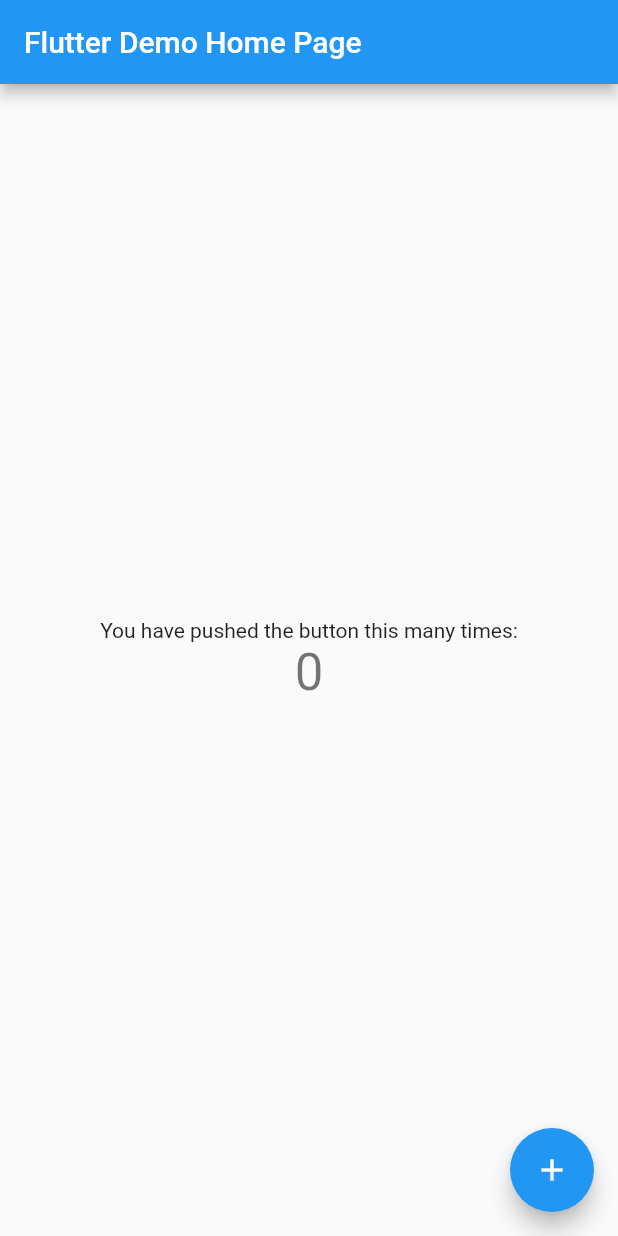
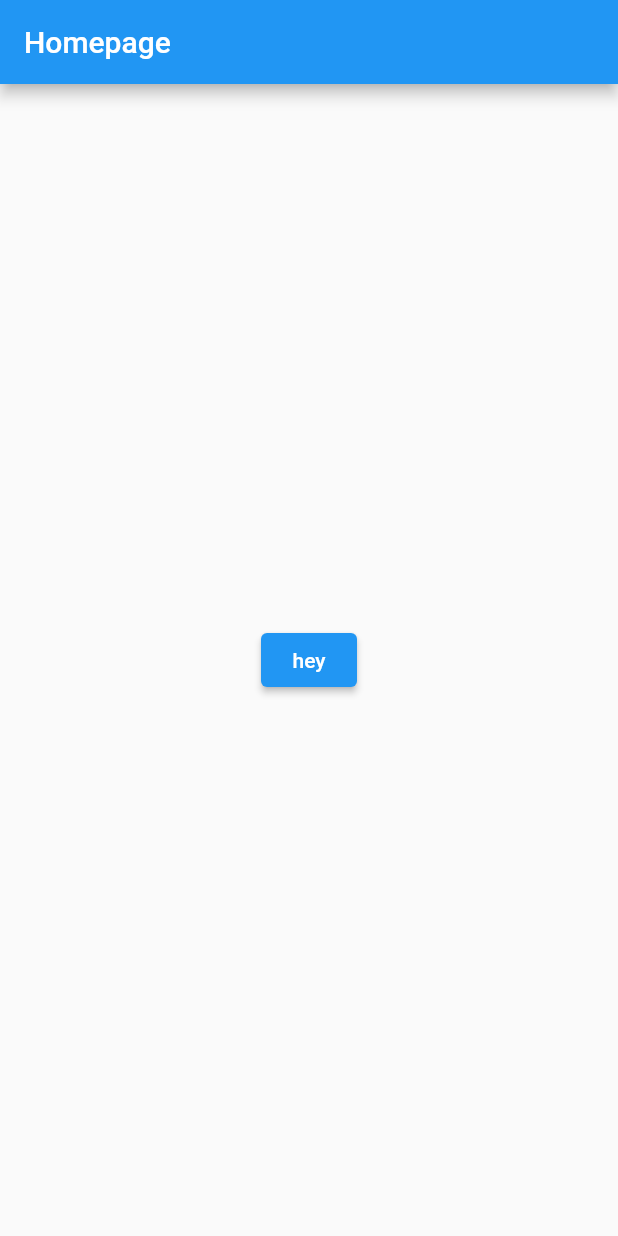
Before and after one commit to kaito2/make-friends-with-flutter, a Flutter app: the screen it shows after launch, on a phone screen of 412 x 824 dp. Run offline on Flutter 3.47's test engine with Material 2 defaults, Android fonts, the phone set to English and light mode, and no system bars; our stand-ins replace go_router.

Commit message:
How to navigate between routes with go_router

```diff
--- a/go_router/codemagic_beginners_guide/lib/main.dart
+++ b/go_router/codemagic_beginners_guide/lib/main.dart
@@ -1,8 +1,22 @@
 import 'package:flutter/material.dart';
+import 'package:go_router/go_router.dart';
 
 void main() {
   runApp(const MyApp());
 }
+
+final GoRouter _router = GoRouter(
+  routes: [
+    GoRoute(
+      path: '/',
+      builder: (context, state) => const HomePage(),
+    ),
+    GoRoute(
+      path: '/settings',
+      builder: (context, state) => SettingsPage(),
+    )
+  ],
+);
 
 class MyApp extends StatelessWidget {
   const MyApp({super.key});
@@ -10,106 +24,46 @@
   // This widget is the root of your application.
   @override
   Widget build(BuildContext context) {
-    return MaterialApp(
-      title: 'Flutter Demo',
-      theme: ThemeData(
-        // This is the theme of your application.
-        //
-        // Try running your application with "flutter run". You'll see the
-        // application has a blue toolbar. Then, without quitting the app, try
-        // changing the primarySwatch below to Colors.green and then invoke
-        // "hot reload" (press "r" in the console where you ran "flutter run",
-        // or simply save your changes to "hot reload" in a Flutter IDE).
-        // Notice that the counter didn't reset back to zero; the application
-        // is not restarted.
-        primarySwatch: Colors.blue,
-      ),
-      home: const MyHomePage(title: 'Flutter Demo Home Page'),
+    return MaterialApp.router(
+      routerConfig: _router,
+      title: 'Go Router',
     );
   }
 }
 
-class MyHomePage extends StatefulWidget {
-  const MyHomePage({super.key, required this.title});
-
-  // This widget is the home page of your application. It is stateful, meaning
-  // that it has a State object (defined below) that contains fields that affect
-  // how it looks.
-
-  // This class is the configuration for the state. It holds the values (in this
-  // case the title) provided by the parent (in this case the App widget) and
-  // used by the build method of the State. Fields in a Widget subclass are
-  // always marked "final".
-
-  final String title;
-
-  @override
-  State<MyHomePage> createState() => _MyHomePageState();
-}
-
-class _MyHomePageState extends State<MyHomePage> {
-  int _counter = 0;
-
-  void _incrementCounter() {
-    setState(() {
-      // This call to setState tells the Flutter framework that something has
-      // changed in this State, which causes it to rerun the build method below
-      // so that the display can reflect the updated values. If we changed
-      // _counter without calling setState(), then the build method would not be
-      // called again, and so nothing would appear to happen.
-      _counter++;
-    });
-  }
+class HomePage extends StatelessWidget {
+  const HomePage({super.key});
 
   @override
   Widget build(BuildContext context) {
-    // This method is rerun every time setState is called, for instance as done
-    // by the _incrementCounter method above.
-    //
-    // The Flutter framework has been optimized to make rerunning build methods
-    // fast, so that you can just rebuild anything that needs updating rather
-    // than having to individually change instances of widgets.
     return Scaffold(
       appBar: AppBar(
-        // Here we take the value from the MyHomePage object that was created by
-        // the App.build method, and use it to set our appbar title.
-        title: Text(widget.title),
+        title: const Text('Homepage'),
       ),
       body: Center(
-        // Center is a layout widget. It takes a single child and positions it
-        // in the middle of the parent.
-        child: Column(
-          // Column is also a layout widget. It takes a list of children and
-          // arranges them vertically. By default, it sizes itself to fit its
-          // children horizontally, and tries to be as tall as its parent.
-          //
-          // Invoke "debug painting" (press "p" in the console, choose the
-          // "Toggle Debug Paint" action from the Flutter Inspector in Android
-          // Studio, or the "Toggle Debug Paint" command in Visual Studio Code)
-          // to see the wireframe for each widget.
-          //
-          // Column has various properties to control how it sizes itself and
-          // how it positions its children. Here we use mainAxisAlignment to
-          // center the children vertically; the main axis here is the vertical
-          // axis because Columns are vertical (the cross axis would be
-          // horizontal).
-          mainAxisAlignment: MainAxisAlignment.center,
-          children: <Widget>[
-            const Text(
-              'You have pushed the button this many times:',
-            ),
-            Text(
-              '$_counter',
-              style: Theme.of(context).textTheme.headline4,
-            ),
-          ],
+        child: ElevatedButton(
+          child: const Text('hey'),
+          onPressed: () => context.go('/settings'),
         ),
       ),
-      floatingActionButton: FloatingActionButton(
-        onPressed: _incrementCounter,
-        tooltip: 'Increment',
-        child: const Icon(Icons.add),
-      ), // This trailing comma makes auto-formatting nicer for build methods.
     );
   }
 }
+
+class SettingsPage extends StatelessWidget {
+  @override
+  Widget build(BuildContext context) {
+    return Scaffold(
+      appBar: AppBar(
+        automaticallyImplyLeading: true,
+        title: const Text('Settings'),
+      ),
+      body: Center(
+        child: ElevatedButton(
+          onPressed: () => context.go('/'),
+          child: const Text('Go to homepage'),
+        ),
+      ),
+    );
+  }
+}
--- a/go_router/codemagic_beginners_guide/pubspec.yaml
+++ b/go_router/codemagic_beginners_guide/pubspec.yaml
@@ -36,6 +36,7 @@
   # The following adds the Cupertino Icons font to your application.
   # Use with the CupertinoIcons class for iOS style icons.
   cupertino_icons: ^1.0.2
+  go_router: ^5.2.1
 
 dev_dependencies:
   flutter_test:
```
Also changed, not shown: go_router/codemagic_beginners_guide/pubspec.lock, 1 other file.
